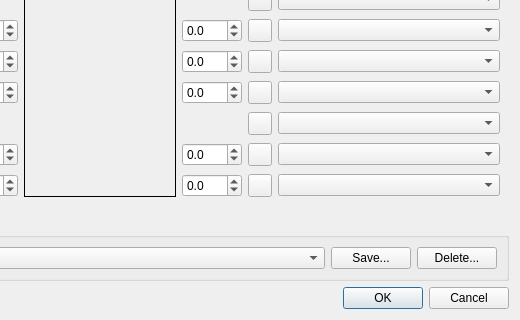
This is lclib/qt/lc_qminifigdialog.ui in trevorsandy/lpub3d-ci as Qt 5 draws it before an edit; both pictures show x 320 to 840 and y 96 to 416 of the 840 by 416 pixel window. The edited form follows.
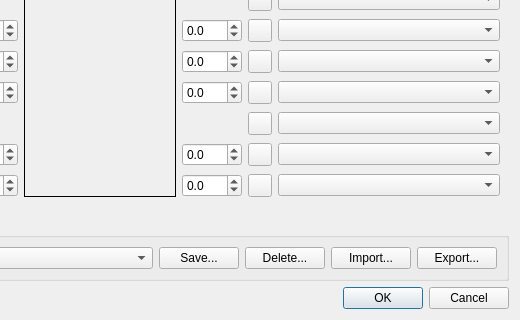
This is the edited form. Custom widgets are drawn as their Qt base class.

Patch:
```diff
--- a/lclib/qt/lc_qminifigdialog.ui
+++ b/lclib/qt/lc_qminifigdialog.ui
@@ -710,6 +710,20 @@
         </property>
        </widget>
       </item>
+      <item>
+       <widget class="QPushButton" name="TemplateImportButton">
+        <property name="text">
+         <string>Import...</string>
+        </property>
+       </widget>
+      </item>
+      <item>
+       <widget class="QPushButton" name="TemplateExportButton">
+        <property name="text">
+         <string>Export...</string>
+        </property>
+       </widget>
+      </item>
      </layout>
     </widget>
    </item>
```
